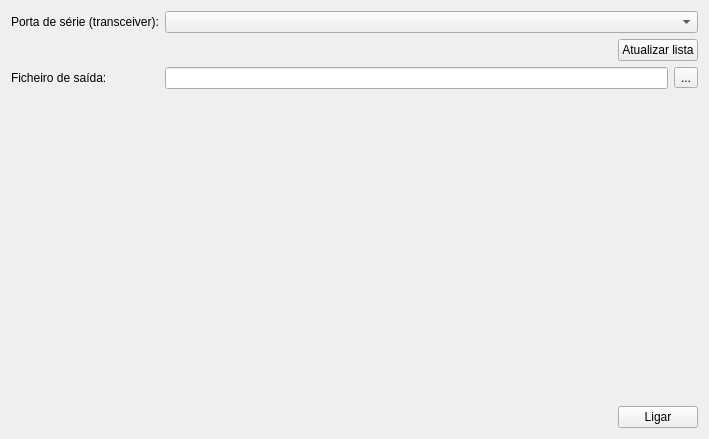
Old version of the form groundstation-app/portselection.ui in the repository abread/groundstation.
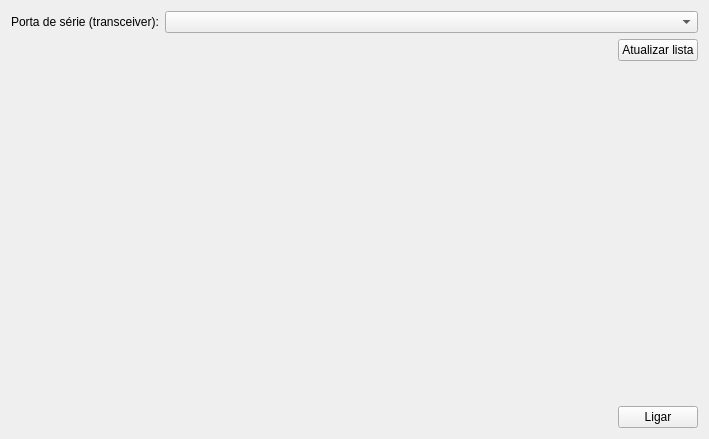
New version of the form. Icons and pictures are not drawn.

Commit message: app: Force usage of file save dialog

The edit to the form file:
```diff
--- a/groundstation-app/portselection.ui
+++ b/groundstation-app/portselection.ui
@@ -58,30 +58,6 @@
         </item>
        </layout>
       </item>
-      <item row="3" column="0">
-       <widget class="QLabel" name="label_2">
-        <property name="text">
-         <string>Ficheiro de saída:</string>
-        </property>
-       </widget>
-      </item>
-      <item row="3" column="1">
-       <layout class="QHBoxLayout" name="horizontalLayout_3">
-        <property name="bottomMargin">
-         <number>0</number>
-        </property>
-        <item>
-         <widget class="QLineEdit" name="lineEdit_outputFilePath"/>
-        </item>
-        <item>
-         <widget class="QToolButton" name="toolButton_fileSelect">
-          <property name="text">
-           <string>...</string>
-          </property>
-         </widget>
-        </item>
-       </layout>
-      </item>
      </layout>
     </item>
     <item>
```
The commit also changes 2 other files.
